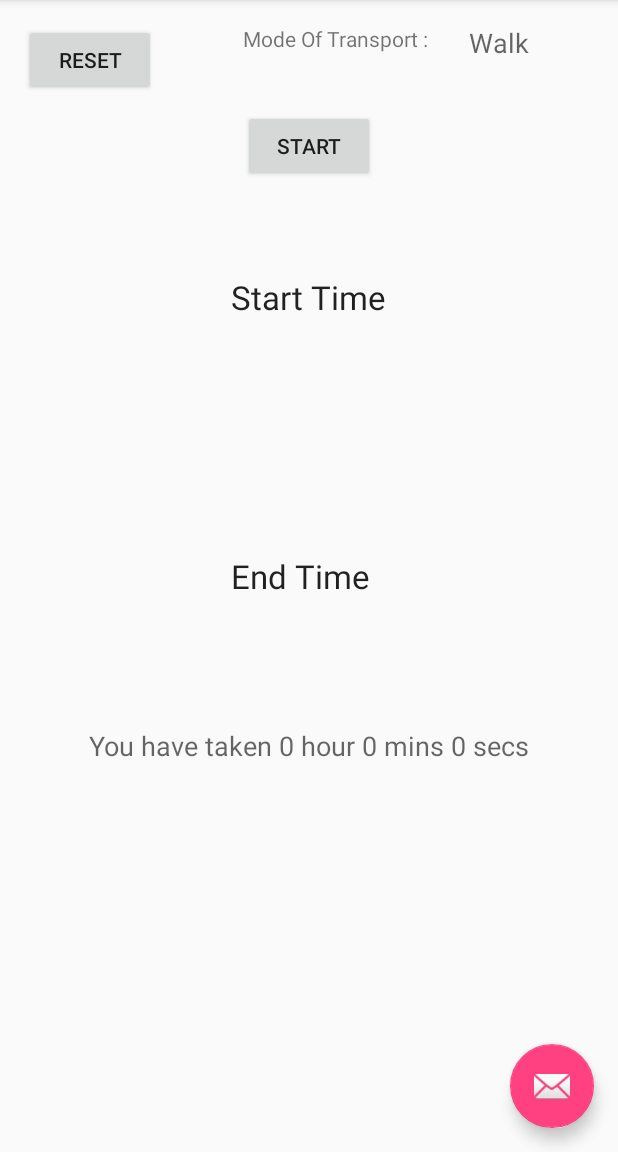
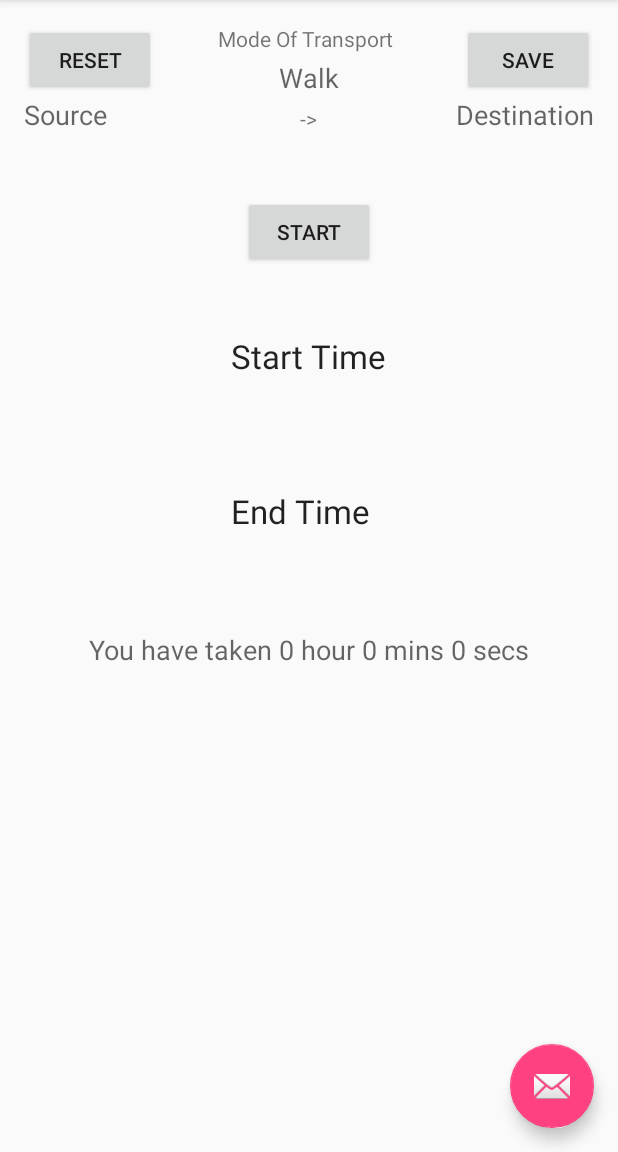
Before and after one commit to mohamedshalik/TimeStamp, an Android app: the screen it shows after launch (MainActivity), after a tap on an icon or button, on a phone screen of 412 x 824 dp, the part 84-1236 px from its top. Run offline under Robolectric (Android 15) with nearby library versions, the phone set to English and light mode, and no system bars.

Commit message:
Updated on 14july2016 (7:40pm)
Have updated mode of transport icons, save button, source - destination,
and an minute bug based on Seconds and Minutes

```diff
--- a/app/src/main/java/com/time_stamp/holapal/timestamp/MainActivity.java
+++ b/app/src/main/java/com/time_stamp/holapal/timestamp/MainActivity.java
@@ -21,7 +21,7 @@ public class MainActivity extends AppCompatActivity {
 
 
     static Button start;
-    Button reset;
+    Button reset,save;
     TextView starttxt,endtxt,output,modeoftransport;
     static Date starttime, starttime1;
     int count=0;
@@ -35,6 +35,7 @@ public class MainActivity extends AppCompatActivity {
         setSupportActionBar(toolbar);
 
         start = (Button)findViewById(R.id.startbutton);
+        save = (Button)findViewById(R.id.save);
         starttxt = (TextView)findViewById(R.id.starttxt);
         endtxt = (TextView)findViewById(R.id.endtxt);
         output = (TextView)findViewById(R.id.Output);
@@ -47,23 +48,25 @@ public class MainActivity extends AppCompatActivity {
             @Override
             public void onClick(View view) {
 
-                if (count==0)
-                {
-                    count=1;
+                if (count == 0) {
+                    count = 1;
                     start(starttxt);
+                } else if (count == 1) {
+                    count = 0;
+                    stop(endtxt, output);
                 }
-                else if(count==1)
-                {
-                    count=0;
-                    stop(endtxt,output);
-                }
-
 
 
             }
         });
 
 
+        save.setOnClickListener(new View.OnClickListener() {
+            @Override
+            public void onClick(View view) {
+                Toast.makeText(getApplicationContext(),"Successfully Saved",Toast.LENGTH_SHORT).show();
+            }
+        });
 
         reset.setOnClickListener(new View.OnClickListener() {
             @Override
@@ -130,6 +133,14 @@ public class MainActivity extends AppCompatActivity {
         //Tost the difference
         //Toast.makeText(getApplicationContext(),timeDifHours+"hr\t"+timeDifMinutes+"min \t"+timeDifSeconds+"sec",Toast.LENGTH_LONG).show();
         //Output MSG
+        if (timeDifSeconds>60)
+        {
+            timeDifSeconds=timeDifSeconds-60;
+        }
+        else if (timeDifMinutes>60)
+        {
+            timeDifMinutes=timeDifMinutes-60;
+        }
         output.setText("You have taken "+timeDifHours+" hour "+timeDifMinutes+" mins "+timeDifSeconds+ "secs");
     }
 
--- a/app/src/main/java/com/time_stamp/holapal/timestamp/ModeOfTravel.java
+++ b/app/src/main/java/com/time_stamp/holapal/timestamp/ModeOfTravel.java
@@ -12,7 +12,7 @@ import android.widget.ImageButton;
 
 public class ModeOfTravel extends AppCompatActivity {
 
-    ImageButton walk,bike;
+    ImageButton walk,bike,car,bus;
     @Override
     protected void onCreate(Bundle savedInstanceState) {
         super.onCreate(savedInstanceState);
@@ -21,15 +21,38 @@ public class ModeOfTravel extends AppCompatActivity {
         setSupportActionBar(toolbar);
 
         walk=(ImageButton)findViewById(R.id.walk);
+        bike=(ImageButton)findViewById(R.id.bike);
+        car=(ImageButton)findViewById(R.id.car);
+        bus=(ImageButton)findViewById(R.id.bus);
 
         walk.setOnClickListener(new View.OnClickListener() {
             @Override
             public void onClick(View view) {
-                MainActivity.modeoftraspotation="Walk";
-                Intent timestamp=new Intent("android.intent.action.TIMESTAMP");
-                startActivity(timestamp);
+               action("Walk");
             }
         });
+
+        bike.setOnClickListener(new View.OnClickListener() {
+            @Override
+            public void onClick(View view) {
+                action("Bike");
+            }
+        });
+
+        car.setOnClickListener(new View.OnClickListener() {
+            @Override
+            public void onClick(View view) {
+                action("Car");
+            }
+        });
+
+        bus.setOnClickListener(new View.OnClickListener() {
+            @Override
+            public void onClick(View view) {
+                action("Bus");
+            }
+        });
+
 
         FloatingActionButton fab = (FloatingActionButton) findViewById(R.id.fab);
         fab.setOnClickListener(new View.OnClickListener() {
@@ -41,4 +64,10 @@ public class ModeOfTravel extends AppCompatActivity {
         });
     }
 
+    public void action(String mode)
+    {
+        MainActivity.modeoftraspotation=mode;
+        Intent timestamp=new Intent("android.intent.action.TIMESTAMP");
+        startActivity(timestamp);
+    }
 }
--- a/app/src/main/res/layout/content_main.xml
+++ b/app/src/main/res/layout/content_main.xml
@@ -15,18 +15,18 @@
         android:textAppearance="?android:attr/textAppearanceLarge"
         android:text="Start Time"
         android:id="@+id/starttxt"
-        android:layout_alignParentTop="true"
-        android:layout_centerHorizontal="true"
-        android:layout_marginTop="167dp" />
+        android:layout_marginTop="44dp"
+        android:layout_below="@+id/startbutton"
+        android:layout_centerHorizontal="true" />
 
     <Button
         android:layout_width="wrap_content"
         android:layout_height="wrap_content"
         android:text="Start"
         android:id="@+id/startbutton"
-        android:layout_alignParentTop="true"
-        android:layout_centerHorizontal="true"
-        android:layout_marginTop="57dp" />
+        android:layout_marginTop="42dp"
+        android:layout_below="@+id/arrow"
+        android:layout_centerHorizontal="true" />
 
     <TextView
         android:layout_width="wrap_content"
@@ -34,10 +34,10 @@
         android:textAppearance="?android:attr/textAppearanceLarge"
         android:text="End Time"
         android:id="@+id/endtxt"
+        android:layout_marginTop="74dp"
+        android:layout_below="@+id/starttxt"
         android:layout_alignLeft="@+id/starttxt"
-        android:layout_alignStart="@+id/starttxt"
-        android:layout_marginTop="65dp"
-        android:layout_centerVertical="true" />
+        android:layout_alignStart="@+id/starttxt" />
 
     <TextView
         android:layout_width="wrap_content"
@@ -45,9 +45,9 @@
         android:textAppearance="?android:attr/textAppearanceMedium"
         android:text="You have taken 0 hour 0 mins 0 secs"
         android:id="@+id/Output"
+        android:layout_marginTop="65dp"
         android:layout_below="@+id/endtxt"
-        android:layout_centerHorizontal="true"
-        android:layout_marginTop="86dp" />
+        android:layout_centerHorizontal="true" />
 
     <Button
         android:layout_width="wrap_content"
@@ -64,17 +64,53 @@
         android:textAppearance="?android:attr/textAppearanceMedium"
         android:text="Null"
         android:id="@+id/modeoftransport"
-        android:layout_alignTop="@+id/textView2"
-        android:layout_alignRight="@+id/Output"
-        android:layout_alignEnd="@+id/Output" />
+        android:layout_above="@+id/to"
+        android:layout_centerHorizontal="true" />
 
     <TextView
         android:layout_width="wrap_content"
         android:layout_height="wrap_content"
         android:textAppearance="?android:attr/textAppearanceSmall"
-        android:text="Mode Of Transport : "
+        android:text="Mode Of Transport "
         android:id="@+id/textView2"
-        android:layout_alignTop="@+id/Reset"
-        android:layout_alignLeft="@+id/startbutton"
-        android:layout_alignStart="@+id/startbutton" />
+        android:layout_alignParentTop="true"
+        android:layout_centerHorizontal="true" />
+
+    <TextView
+        android:layout_width="wrap_content"
+        android:layout_height="wrap_content"
+        android:textAppearance="?android:attr/textAppearanceMedium"
+        android:text="Source"
+        android:id="@+id/from"
+        android:layout_below="@+id/Reset"
+        android:layout_alignParentLeft="true"
+        android:layout_alignParentStart="true" />
+
+    <TextView
+        android:layout_width="wrap_content"
+        android:layout_height="wrap_content"
+        android:textAppearance="?android:attr/textAppearanceMedium"
+        android:text="Destination"
+        android:id="@+id/to"
+        android:layout_alignTop="@+id/from"
+        android:layout_alignParentRight="true"
+        android:layout_alignParentEnd="true" />
+
+    <TextView
+        android:layout_width="wrap_content"
+        android:layout_height="wrap_content"
+        android:textAppearance="?android:attr/textAppearanceSmall"
+        android:text="->"
+        android:id="@+id/arrow"
+        android:layout_alignBottom="@+id/to"
+        android:layout_centerHorizontal="true" />
+
+    <Button
+        android:layout_width="wrap_content"
+        android:layout_height="wrap_content"
+        android:text="Save"
+        android:id="@+id/save"
+        android:layout_alignParentTop="true"
+        android:layout_alignParentRight="true"
+        android:layout_alignParentEnd="true" />
 </RelativeLayout>
--- a/app/src/main/res/layout/content_mode_of_travel.xml
+++ b/app/src/main/res/layout/content_mode_of_travel.xml
@@ -32,7 +32,7 @@
     <ImageButton
         android:layout_width="170dp"
         android:layout_height="200dp"
-        android:id="@+id/imageButton2"
+        android:id="@+id/bike"
         android:src="@drawable/bike"
         android:layout_alignTop="@+id/walk"
         android:layout_toRightOf="@+id/walk"
@@ -41,18 +41,18 @@
     <ImageButton
         android:layout_width="170dp"
         android:layout_height="200dp"
-        android:id="@+id/imageButton3"
-        android:src="@drawable/walk"
+        android:id="@+id/car"
+        android:src="@drawable/car"
         android:layout_below="@+id/walk"
-        android:layout_toLeftOf="@+id/imageButton4"
-        android:layout_toStartOf="@+id/imageButton4" />
+        android:layout_toLeftOf="@+id/bus"
+        android:layout_toStartOf="@+id/bus" />
 
     <ImageButton
         android:layout_width="170dp"
         android:layout_height="200dp"
-        android:id="@+id/imageButton4"
-        android:src="@drawable/walk"
-        android:layout_below="@+id/imageButton2"
+        android:id="@+id/bus"
+        android:src="@drawable/bus"
+        android:layout_below="@+id/bike"
         android:layout_toRightOf="@+id/walk"
         android:layout_toEndOf="@+id/walk" />
 
```
Also changed, not shown: app/src/main/res/drawable/bus.png (added), app/src/main/res/drawable/car.png (added), app/src/main/res/drawable/train.png (added).
